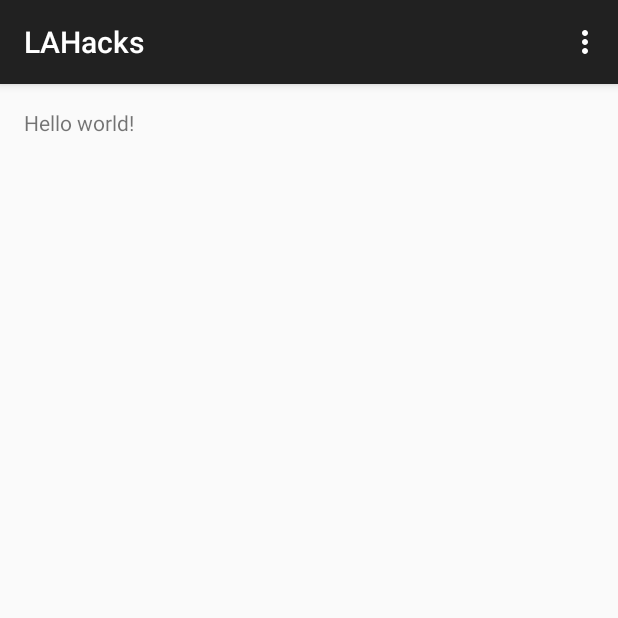
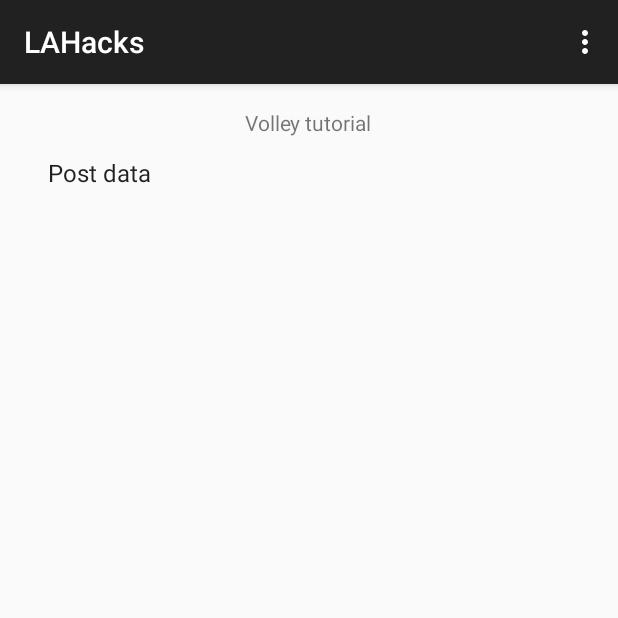
Before and after one commit to kidwalom/EyesDownLightsOut, an Android app: the screen it shows after launch (MainActivity), on a phone screen of 412 x 824 dp, the top half of it. Run offline under Robolectric (Android 15) with nearby library versions, the phone set to English and light mode, and no system bars.

Commit message:
adds the post logic

```diff
--- a/StudioProject/LAHacks/app/src/main/java/com/hitheshreddivari/lahacks/MainActivity.java
+++ b/StudioProject/LAHacks/app/src/main/java/com/hitheshreddivari/lahacks/MainActivity.java
@@ -1,9 +1,14 @@
 package com.hitheshreddivari.lahacks;
 
+import android.content.Intent;
 import android.support.v7.app.ActionBarActivity;
 import android.os.Bundle;
 import android.view.Menu;
 import android.view.MenuItem;
+import android.view.View;
+import android.widget.AdapterView;
+import android.widget.ArrayAdapter;
+import android.widget.ListView;
 
 
 public class MainActivity extends ActionBarActivity {
@@ -12,6 +17,39 @@ public class MainActivity extends ActionBarActivity {
     protected void onCreate(Bundle savedInstanceState) {
         super.onCreate(savedInstanceState);
         setContentView(R.layout.activity_main);
+
+        String[] tuts = new String[] {"Post data"};
+        ArrayAdapter<String> adpt = new ArrayAdapter<String>(this, android.R.layout.simple_list_item_1, tuts);
+        ListView lv = (ListView) findViewById(R.id.tutList);
+
+        lv.setAdapter(adpt);
+
+
+        lv.setOnItemClickListener(new AdapterView.OnItemClickListener() {
+
+            @Override
+            public void onItemClick(AdapterView<?> adptView, View view, int position,
+                                    long id) {
+
+                Intent i = null;
+                System.out.println("Position ["+position+"]");
+                switch (position) {
+                    case 0:
+                        i = new Intent(MainActivity.this, PostActivity.class);
+                        break;
+//                    case 1:
+//                        i = new Intent(MainActivity.this, DownloadImgActivity.class);
+//                        break;
+
+                    default:
+                        break;
+                }
+
+
+                startActivity(i);
+
+            }
+        });
     }
 
 
--- a/StudioProject/LAHacks/app/src/main/res/layout/activity_main.xml
+++ b/StudioProject/LAHacks/app/src/main/res/layout/activity_main.xml
@@ -5,7 +5,18 @@
     android:paddingTop="@dimen/activity_vertical_margin"
     android:paddingBottom="@dimen/activity_vertical_margin" tools:context=".MainActivity">
 
-    <TextView android:text="@string/hello_world" android:layout_width="wrap_content"
-        android:layout_height="wrap_content" />
+    <TextView
+        android:id="@+id/t1"
+        android:layout_width="wrap_content"
+        android:layout_height="wrap_content"
+        android:text="Volley tutorial"
+        android:layout_centerHorizontal="true"/>
+
+
+    <ListView android:id="@+id/tutList"
+        android:layout_width="wrap_content"
+        android:layout_height="wrap_content"
+        android:layout_below="@id/t1"
+        />
 
 </RelativeLayout>
--- a/StudioProject/LAHacks/app/src/main/res/values/strings.xml
+++ b/StudioProject/LAHacks/app/src/main/res/values/strings.xml
@@ -1,6 +1,6 @@
 <resources>
     <string name="app_name">LAHacks</string>
-
+    <string name="title_activity_post">Post data</string>
     <string name="hello_world">Hello world!</string>
     <string name="action_settings">Settings</string>
 </resources>
```
Also changed, not shown: StudioProject/LAHacks/app/src/main/AndroidManifest.xml (+9 -1 lines), StudioProject/LAHacks/app/src/main/java/com/hitheshreddivari/lahacks/PostActivity.java (added, +123 -0 lines), StudioProject/LAHacks/app/src/main/res/layout/activity_post.xml (added, +50 -0 lines), StudioProject/LAHacks/app/src/main/res/menu/menu_post.xml (added, +8 -0 lines).
